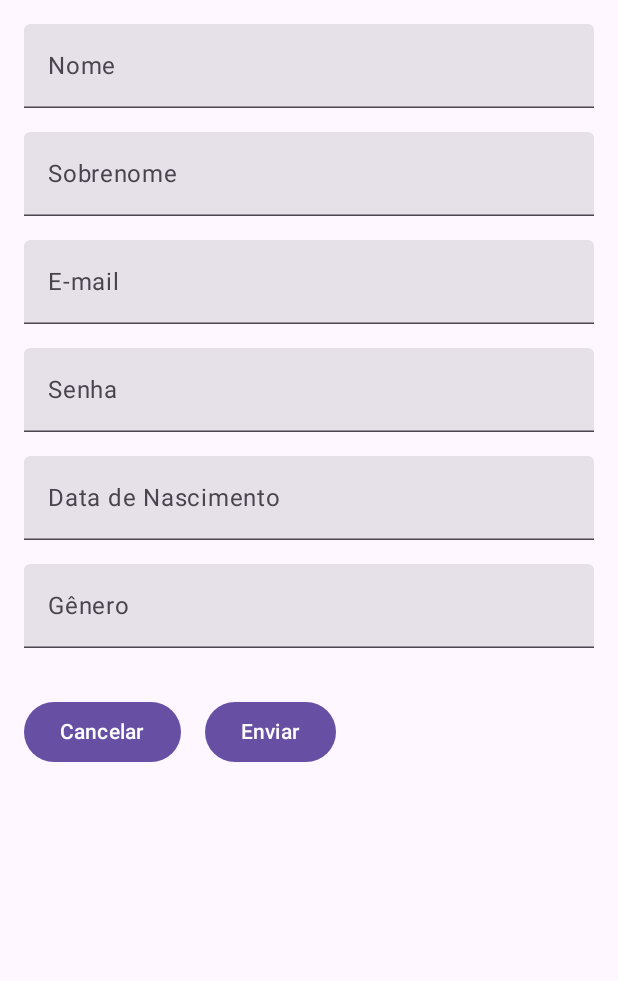
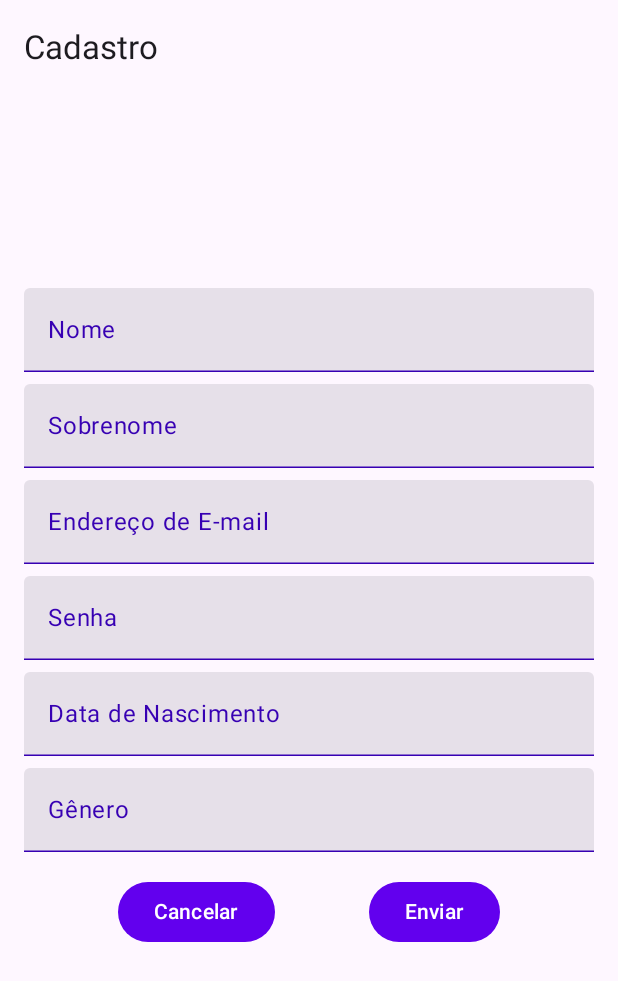
Before and after one commit to windcarvalho/LoginLLMTest, an Android app built with Jetpack Compose: the Tela_Compose_Access_1 screen opened directly, with no data from a screen before it, on a phone screen of 412 x 824 dp. Shown: the top 981 px of the screen. Run offline under Robolectric (Android 15) with nearby library versions, the phone set to English and light mode, and no system bars.

Commit message:
tela 1 compose adicionada

```diff
--- a/app/src/main/java/org/ufc/great/llm/screens/Tela_Compose_Access_1.kt
+++ b/app/src/main/java/org/ufc/great/llm/screens/Tela_Compose_Access_1.kt
@@ -4,152 +4,222 @@ import android.annotation.SuppressLint
 import android.os.Bundle
 import androidx.activity.ComponentActivity
 import androidx.activity.compose.setContent
+import androidx.compose.foundation.isSystemInDarkTheme
 import androidx.compose.foundation.layout.*
 import androidx.compose.foundation.text.KeyboardOptions
 import androidx.compose.material3.Button
 import androidx.compose.material3.ExperimentalMaterial3Api
 import androidx.compose.material3.MaterialTheme
+import androidx.compose.material3.Scaffold
 import androidx.compose.material3.Text
 import androidx.compose.material3.TextField
 import androidx.compose.material3.TextFieldDefaults
+import androidx.compose.material3.TopAppBar
+import androidx.compose.material3.Typography
+import androidx.compose.material3.darkColorScheme
+import androidx.compose.material3.lightColorScheme
 import androidx.compose.runtime.*
 import androidx.compose.ui.Alignment
 import androidx.compose.ui.Modifier
+import androidx.compose.ui.graphics.Color
+import androidx.compose.ui.semantics.contentDescription
+import androidx.compose.ui.semantics.semantics
+import androidx.compose.ui.text.TextStyle
+import androidx.compose.ui.text.font.FontFamily
+import androidx.compose.ui.text.font.FontWeight
 //import androidx.compose.ui.semantics.SemanticsProperties.ImeAction
 import androidx.compose.ui.text.input.ImeAction
 import androidx.compose.ui.text.input.KeyboardType
 import androidx.compose.ui.text.input.PasswordVisualTransformation
 import androidx.compose.ui.tooling.preview.Preview
 import androidx.compose.ui.unit.dp
+import androidx.compose.ui.unit.sp
 
 @Suppress("DEPRECATION")
 class Tela_Compose_Access_1 : ComponentActivity() {
     override fun onCreate(savedInstanceState: Bundle?) {
         super.onCreate(savedInstanceState)
         setContent {
-            CadastroScreen({}, {})
+            RegistrationFormTheme {
+                RegisterScreen()
+            }
         }
     }
 
     @SuppressLint("UnusedMaterial3ScaffoldPaddingParameter")
     @OptIn(ExperimentalMaterial3Api::class)
     @Composable
-    fun CadastroScreen(onCancel: () -> Unit, onEnviar: (CadastroData) -> Unit) {
-        var nome by remember { mutableStateOf("") }
-        var sobrenome by remember { mutableStateOf("") }
+    fun RegisterScreen() {
+        var firstName by remember { mutableStateOf("") }
+        var lastName by remember { mutableStateOf("") }
         var email by remember { mutableStateOf("") }
-        var senha by remember { mutableStateOf("") }
-        var dataNascimento by remember { mutableStateOf("") }
-        var genero by remember { mutableStateOf("") }
+        var password by remember { mutableStateOf("") }
+        var birthDate by remember { mutableStateOf("") }
+        var gender by remember { mutableStateOf("") }
 
+        Scaffold(
+            topBar = {
+                TopAppBar(
+                    title = { Text("Cadastro") }
+                )
+            },
+            content = {
                 Column(
                     modifier = Modifier
-                .padding(16.dp)
-                .fillMaxSize(),
-            verticalArrangement = Arrangement.spacedBy(16.dp),
-            horizontalAlignment = Alignment.CenterHorizontally
+                        .fillMaxSize()
+                        .padding(16.dp),
+                    verticalArrangement = Arrangement.Center
                 ) {
                     TextField(
-                value = nome,
-                onValueChange = { nome = it },
+                        value = firstName,
+                        onValueChange = { firstName = it },
                         label = { Text("Nome") },
-                modifier = Modifier.fillMaxWidth(),
-                colors = TextFieldDefaults.textFieldColors(),
-                singleLine = true,
-                keyboardOptions = KeyboardOptions.Default.copy(imeAction = ImeAction.Next)
+                        modifier = Modifier
+                            .fillMaxWidth()
+                            .semantics { contentDescription = "Campo para nome" },
+                        keyboardOptions = KeyboardOptions.Default.copy(
+                            imeAction = ImeAction.Next
                         )
-
+                    )
+                    Spacer(modifier = Modifier.height(8.dp))
                     TextField(
-                value = sobrenome,
-                onValueChange = { sobrenome = it },
+                        value = lastName,
+                        onValueChange = { lastName = it },
                         label = { Text("Sobrenome") },
-                modifier = Modifier.fillMaxWidth(),
-                colors = TextFieldDefaults.textFieldColors(),
-                singleLine = true,
-                keyboardOptions = KeyboardOptions.Default.copy(imeAction = ImeAction.Next)
+                        modifier = Modifier
+                            .fillMaxWidth()
+                            .semantics { contentDescription = "Campo para sobrenome" },
+                        keyboardOptions = KeyboardOptions.Default.copy(
+                            imeAction = ImeAction.Next
                         )
-
+                    )
+                    Spacer(modifier = Modifier.height(8.dp))
                     TextField(
                         value = email,
                         onValueChange = { email = it },
-                label = { Text("E-mail") },
-                modifier = Modifier.fillMaxWidth(),
-                colors = TextFieldDefaults.textFieldColors(),
-                singleLine = true,
+                        label = { Text("Endereço de E-mail") },
+                        modifier = Modifier
+                            .fillMaxWidth()
+                            .semantics { contentDescription = "Campo para endereço de e-mail" },
                         keyboardOptions = KeyboardOptions.Default.copy(
                             keyboardType = KeyboardType.Email,
                             imeAction = ImeAction.Next
                         )
                     )
-
+                    Spacer(modifier = Modifier.height(8.dp))
                     TextField(
-                value = senha,
-                onValueChange = { senha = it },
+                        value = password,
+                        onValueChange = { password = it },
                         label = { Text("Senha") },
-                modifier = Modifier.fillMaxWidth(),
-                colors = TextFieldDefaults.textFieldColors(),
-                singleLine = true,
+                        modifier = Modifier
+                            .fillMaxWidth()
+                            .semantics { contentDescription = "Campo para senha" },
                         visualTransformation = PasswordVisualTransformation(),
                         keyboardOptions = KeyboardOptions.Default.copy(
                             keyboardType = KeyboardType.Password,
                             imeAction = ImeAction.Next
                         )
                     )
-
+                    Spacer(modifier = Modifier.height(8.dp))
                     TextField(
-                value = dataNascimento,
-                onValueChange = { dataNascimento = it },
+                        value = birthDate,
+                        onValueChange = { birthDate = it },
                         label = { Text("Data de Nascimento") },
-                modifier = Modifier.fillMaxWidth(),
-                colors = TextFieldDefaults.textFieldColors(),
-                singleLine = true,
+                        modifier = Modifier
+                            .fillMaxWidth()
+                            .semantics { contentDescription = "Campo para data de nascimento" },
                         keyboardOptions = KeyboardOptions.Default.copy(
                             keyboardType = KeyboardType.Number,
                             imeAction = ImeAction.Next
                         )
                     )
-
+                    Spacer(modifier = Modifier.height(8.dp))
                     TextField(
-                value = genero,
-                onValueChange = { genero = it },
+                        value = gender,
+                        onValueChange = { gender = it },
                         label = { Text("Gênero") },
-                modifier = Modifier.fillMaxWidth(),
-                colors = TextFieldDefaults.textFieldColors(),
-                singleLine = true,
-                keyboardOptions = KeyboardOptions.Default.copy(imeAction = ImeAction.Done)
-            )
-
-            Row(
                         modifier = Modifier
                             .fillMaxWidth()
-                    .padding(vertical = 16.dp),
-                horizontalArrangement = Arrangement.spacedBy(16.dp),
-                verticalAlignment = Alignment.CenterVertically
+                            .semantics { contentDescription = "Campo para gênero" },
+                        keyboardOptions = KeyboardOptions.Default.copy(
+                            imeAction = ImeAction.Done
+                        )
+                    )
+                    Spacer(modifier = Modifier.height(16.dp))
+                    Row(
+                        modifier = Modifier.fillMaxWidth(),
+                        horizontalArrangement = Arrangement.SpaceEvenly
                     ) {
-                Button(onClick = onCancel) {
+                        Button(
+                            onClick = { /* Handle Cancel */ },
+                            modifier = Modifier.semantics {
+                                contentDescription = "Botão Cancelar"
+                            }
+                        ) {
                             Text("Cancelar")
                         }
-                Button(onClick = { onEnviar(CadastroData(nome, sobrenome, email, senha, dataNascimento, genero)) }) {
+                        Button(
+                            onClick = { /* Handle Submit */ },
+                            modifier = Modifier.semantics {
+                                contentDescription = "Botão Enviar"
+                            }
+                        ) {
                             Text("Enviar")
                         }
                     }
                 }
             }
-
-
-    data class CadastroData(
-        val nome: String,
-        val sobrenome: String,
-        val email: String,
-        val senha: String,
-        val dataNascimento: String,
-        val genero: String
         )
+    }
 
     @Preview(showBackground = true)
     @Composable
     fun DefaultPreview() {
-        MaterialTheme {
-            CadastroScreen({}, {})
+        RegistrationFormTheme {
+            RegisterScreen()
         }
-    }}
+    }
+    val Purple200 = Color(0xFFBB86FC)
+    val Purple500 = Color(0xFF6200EE)
+    val Purple700 = Color(0xFF3700B3)
+    val Teal200 = Color(0xFF03DAC5)
+
+    private val DarkColorPalette = darkColorScheme (
+        primary = Purple200,
+        onSurfaceVariant = Purple700,
+        secondary = Teal200
+    )
+
+    private val LightColorPalette = lightColorScheme(
+        primary = Purple500,
+        onSurfaceVariant = Purple700,
+        secondary = Teal200
+    )
+
+    @Composable
+    fun RegistrationFormTheme(
+        darkTheme: Boolean = isSystemInDarkTheme(),
+        content: @Composable () -> Unit
+    ) {
+        val colors = if (darkTheme) {
+            DarkColorPalette
+        } else {
+            LightColorPalette
+        }
+
+        MaterialTheme(
+            colorScheme = colors,
+            typography = Typography,
+            shapes = MaterialTheme.shapes,
+            content = content
+        )
+    }
+
+    val Typography = Typography(
+        bodySmall = TextStyle(
+            fontFamily = FontFamily.Default,
+            fontWeight = FontWeight.Normal,
+            fontSize = 16.sp
+        )
+    )
+}
```
Also changed, not shown: app/src/main/java/org/ufc/great/llm/screens/Tela_Compose_1.kt (+103 -48 lines). Lines whose indentation alone changed are shown as unchanged.
